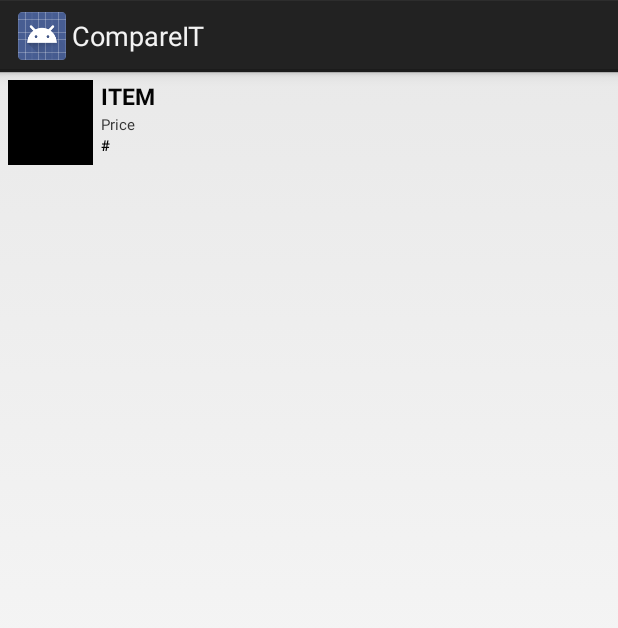
After one commit to rsansores/compare-it, an Android app: the layout search_row.xml on its own in the app's theme, with its tools: preview values and no code run, on a phone screen of 412 x 824 dp. The commit adds this screen. Shown: the top 628 px of the screen. Run offline under Robolectric (Android 15) with nearby library versions, the phone set to English and light mode, and no system bars.

Commit message:
Layout para busqueda y resultados.
LoadImageAsync - Una clase para uso general para cargar
imagenes en alguna vista que tengamos
Signed-off-by: Ignacio Quintero <nacho950@gmail.com>

```diff
--- a/CompareIT/CompareIT/build.gradle
+++ b/CompareIT/CompareIT/build.gradle
@@ -3,7 +3,7 @@ buildscript {
         mavenCentral()
     }
     dependencies {
-        classpath 'com.android.tools.build:gradle:0.5.+'
+        classpath 'com.android.tools.build:gradle:0.6.3'
     }
 }
 apply plugin: 'android'
@@ -17,11 +17,12 @@ android {
     buildToolsVersion "17.0.0"
 
     defaultConfig {
-        minSdkVersion 10
+        minSdkVersion 14
         targetSdkVersion 16
     }
 }
 
 dependencies {
     compile 'com.android.support:support-v4:13.0.0'
+    compile 'com.google.code.gson:gson:2.2.4'
 }
--- /dev/null
+++ b/CompareIT/CompareIT/src/main/res/layout/search_row.xml
@@ -0,0 +1,79 @@
+<?xml version="1.0" encoding="utf-8"?>
+<RelativeLayout xmlns:android="http://schemas.android.com/apk/res/android"
+    android:layout_width="fill_parent"
+    android:layout_height="wrap_content"
+    android:orientation="horizontal"
+    android:padding="5dip" >
+
+    <!-- Image -->
+
+    <LinearLayout
+        android:id="@+id/thumbnail"
+        android:layout_width="wrap_content"
+        android:layout_height="wrap_content"
+        android:layout_alignParentLeft="true"
+        android:layout_marginRight="5dip"
+        android:padding="3dip"
+        android:background="#000000">
+
+        <ImageView
+            android:id="@+id/list_image"
+            android:layout_width="50dip"
+            android:layout_height="50dip" />
+    </LinearLayout>
+
+    <!-- LOADING!! -->
+
+    <ProgressBar
+        android:id="@+id/ProgressBar"
+        style="?android:attr/progressBarStyleSmall"
+        android:layout_width="wrap_content"
+        android:layout_height="wrap_content"
+        android:layout_marginLeft="17dp"
+        android:layout_centerVertical="true"
+        android:indeterminate="true"
+        android:visibility="invisible" />
+
+    <!-- Product Name -->
+
+    <TextView
+        android:id="@+id/name"
+        android:layout_width="wrap_content"
+        android:layout_height="wrap_content"
+        android:layout_alignTop="@+id/thumbnail"
+        android:layout_toRightOf="@+id/thumbnail"
+        android:text="ITEM"
+        android:textColor="#040404"
+        android:textSize="15dip"
+        android:textStyle="bold"
+        android:typeface="sans" />
+
+    <!-- Product Price -->
+
+    <TextView
+        android:id="@+id/Price"
+        android:layout_width="fill_parent"
+        android:layout_height="wrap_content"
+        android:layout_below="@id/name"
+        android:layout_marginTop="1dip"
+        android:layout_toRightOf="@+id/thumbnail"
+        android:text="Price"
+        android:textColor="#343434"
+        android:textSize="10dip" />
+
+    <!-- Product Quantity -->
+
+    <TextView
+        android:id="@+id/Quantity"
+        android:layout_width="wrap_content"
+        android:layout_height="wrap_content"
+        android:layout_alignBottom="@+id/thumbnail"
+        android:layout_alignLeft="@+id/name"
+        android:layout_below="@+id/Price"
+        android:text="#"
+        android:textColor="#040404"
+        android:textSize="10dip"
+        android:textStyle="bold"
+        android:typeface="sans" />
+
+</RelativeLayout>
--- a/CompareIT/CompareIT/src/main/res/values/strings.xml
+++ b/CompareIT/CompareIT/src/main/res/values/strings.xml
@@ -8,4 +8,5 @@
     <string name="drawer_close">Cerrar Menu</string>
     <string name="drawer_open">Abrir Menu</string>
     <string name="search_title">Buscar</string>
+    <string name="results">Resultados</string>
 </resources>
```
Also changed, not shown: CompareIT/CompareIT/src/main/java/com/example/compareit/DownloadImageTask.java (added, +64 -0 lines), CompareIT/CompareIT/src/main/java/com/example/compareit/IdString.java (added, +41 -0 lines), CompareIT/CompareIT/src/main/res/layout/search.xml (added, +34 -0 lines), CompareIT/gradle/wrapper/gradle-wrapper.properties.
